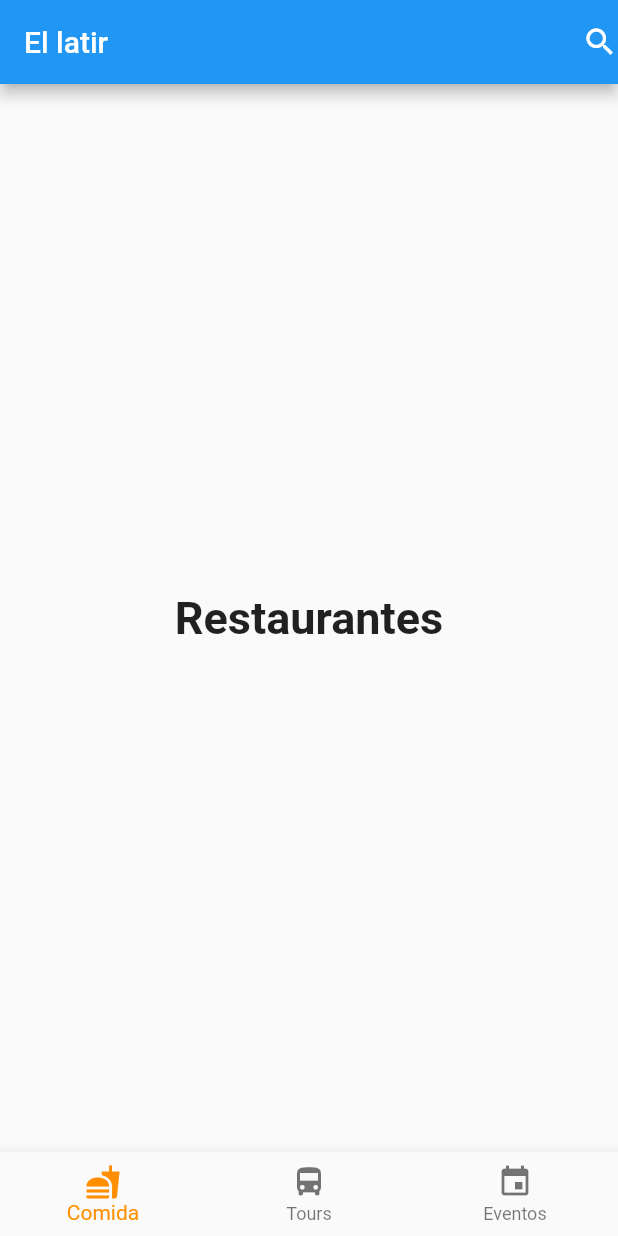
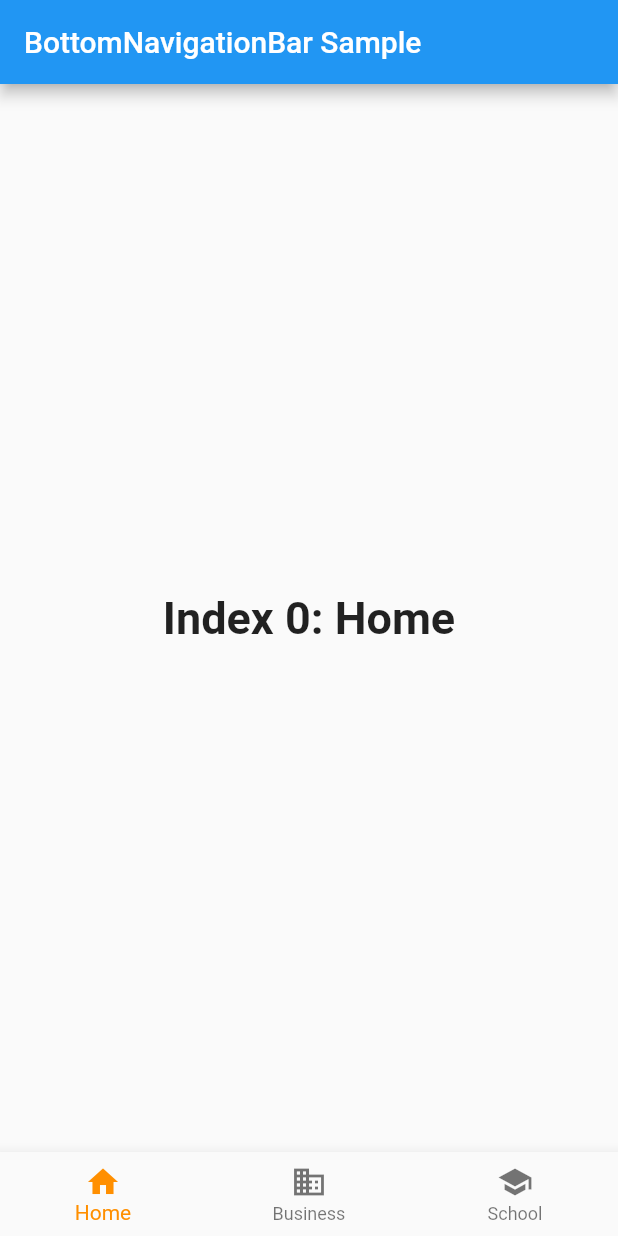
Before and after one commit to IsaacDdR/LatirMexico-v2, a Flutter app: the screen it shows after launch, on a phone screen of 412 x 824 dp. Run offline on Flutter 3.47's test engine with Material 2 defaults, Android fonts, the phone set to English and light mode, and no system bars.

Commit message:
future changes

```diff
--- a/lib/main.dart
+++ b/lib/main.dart
@@ -1,19 +1,10 @@
-// Flutter code sample for
-
-// This example shows a [BottomNavigationBar] as it is used within a [Scaffold]
-// widget. The [BottomNavigationBar] has three [BottomNavigationBarItem]
-// widgets and the [currentIndex] is set to index 0. The selected item is
-// amber. The `_onItemTapped` function changes the selected item's index
-// and displays a corresponding message in the center of the [Scaffold].
-//
-// ![A scaffold with a bottom navigation bar containing three bottom navigation
-// bar items. The first one is selected.](https://flutter.github.io/assets-for-api-docs/assets/material/bottom_navigation_bar.png)
 import 'package:flutter/material.dart';
 
 void main() => runApp(MyApp());
 
+/// This Widget is the main application widget.
 class MyApp extends StatelessWidget {
-  static const String _title = 'El latir';
+  static const String _title = 'Flutter Code Sample';
 
   @override
   Widget build(BuildContext context) {
@@ -37,15 +28,15 @@ class _MyStatefulWidgetState extends State<MyStatefulWidget> {
   TextStyle(fontSize: 30, fontWeight: FontWeight.bold);
   static const List<Widget> _widgetOptions = <Widget>[
     Text(
-      'Restaurantes',
+      'Index 0: Home',
       style: optionStyle,
     ),
     Text(
-      'Tours',
+      'Index 1: Business',
       style: optionStyle,
     ),
     Text(
-      'Calendario',
+      'Index 2: School',
       style: optionStyle,
     ),
   ];
@@ -60,10 +51,7 @@ class _MyStatefulWidgetState extends State<MyStatefulWidget> {
   Widget build(BuildContext context) {
     return Scaffold(
       appBar: AppBar(
-        title: const Text('El latir '),
-        actions:<Widget>[
-          Icon(Icons.search),
-        ],
+        title: const Text('BottomNavigationBar Sample'),
       ),
       body: Center(
         child: _widgetOptions.elementAt(_selectedIndex),
@@ -71,16 +59,16 @@ class _MyStatefulWidgetState extends State<MyStatefulWidget> {
       bottomNavigationBar: BottomNavigationBar(
         items: const <BottomNavigationBarItem>[
           BottomNavigationBarItem(
-            icon: Icon(Icons.fastfood),
-            title: Text('Comida'),
+            icon: Icon(Icons.home),
+            title: Text('Home'),
           ),
           BottomNavigationBarItem(
-            icon: Icon(Icons.directions_bus),
-            title: Text('Tours'),
+            icon: Icon(Icons.business),
+            title: Text('Business'),
           ),
           BottomNavigationBarItem(
-            icon: Icon(Icons.event),
-            title: Text('Eventos'),
+            icon: Icon(Icons.school),
+            title: Text('School'),
           ),
         ],
         currentIndex: _selectedIndex,
```
Also changed, not shown: 2 other files.
